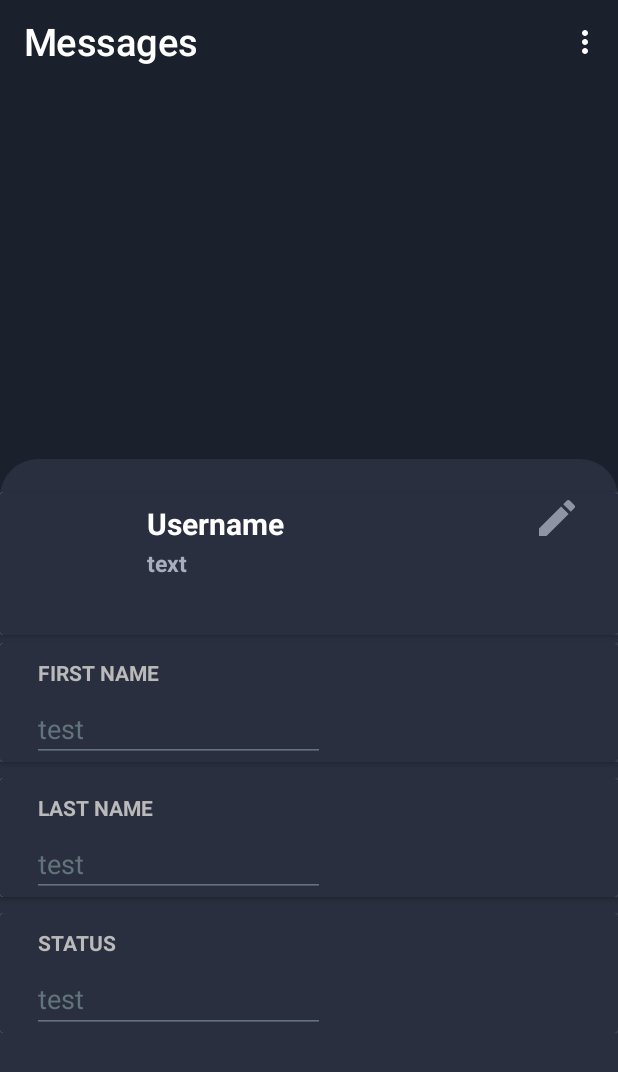
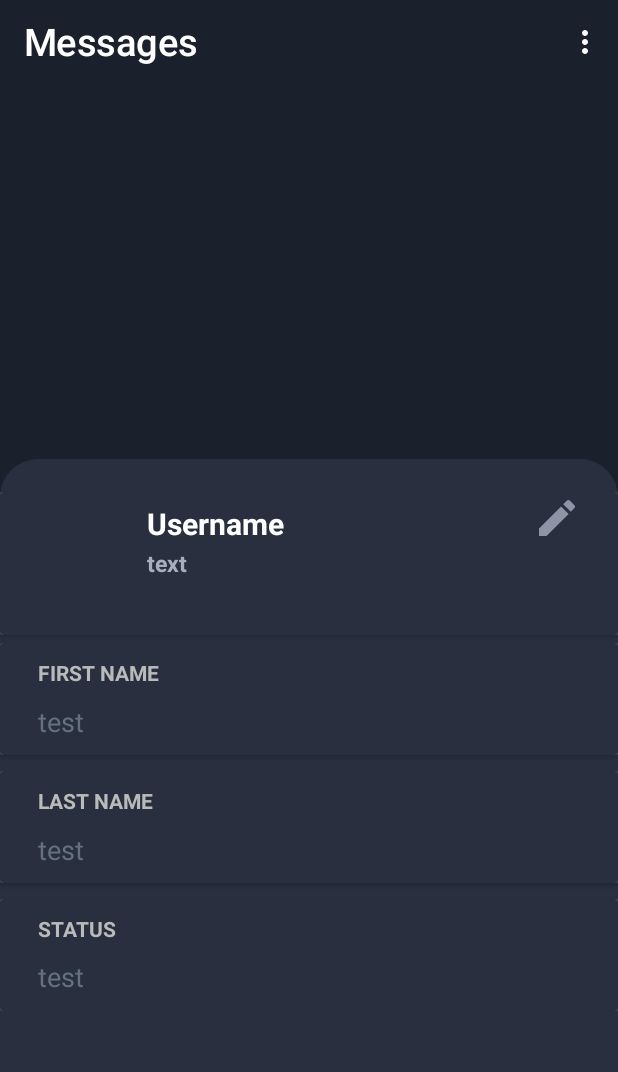
Before and after one commit to OhadLavi/Chatapp, an Android app: the screen it shows after launch once a user with an empty profile is signed in (Dashboard), in the options menu, after a tap on "Profile", on a phone screen of 412 x 824 dp. Shown: the top 1072 px of the screen. Run offline under Robolectric (Android 15) with nearby library versions, the phone set to English and light mode, and no system bars; our stand-ins replace CircleImageView, Firebase (no records; nobody signed in at launch, a user with empty details on screens opened directly), Picasso, data binding, sdp/ssp sizes; Roboto replaces fonts that are not available here.

Commit message:
- User can edit his profile - Foreground service with notification when new user registered - Fixed timestamp on chats

```diff
--- a/app/src/main/java/com/example/Dashboard.java
+++ b/app/src/main/java/com/example/Dashboard.java
@@ -39,6 +39,7 @@ public class Dashboard extends AppCompatActivity {
     private UserAdapter userAdapter;
     private List<UserModel> mUsers;
     private String myID;
+    private Utils utils;
     @Override
     public void onBackPressed() { //methode to deal with back button press
         //Toast.makeText(this, "test", Toast.LENGTH_SHORT).show();
@@ -62,7 +63,6 @@ public class Dashboard extends AppCompatActivity {
         recyclerView.setHasFixedSize(true);
         recyclerView.setLayoutManager(new LinearLayoutManager(this)); //define recycle view to use linear layout
         mUsers = new ArrayList<>(); //crete an array list of users according the UserModel POJO
-
         SearchView searchView = findViewById(R.id.contactSearchView); //define the search bar on the top of the dashboard view
         SearchView.SearchAutoComplete theTextArea = searchView.findViewById(androidx.appcompat.R.id.search_src_text);
         theTextArea.setTextColor(getResources().getColor(R.color.white));
@@ -71,7 +71,7 @@ public class Dashboard extends AppCompatActivity {
 //        theTextArea.setCursorVisible(true);
         ImageView ivClose = searchView.findViewById(search_close_btn);
         ivClose.setColorFilter(ContextCompat.getColor(getApplicationContext(), R.color.white), android.graphics.PorterDuff.Mode.SRC_IN);
-
+        utils = new Utils();
         ReadUsers(); //call ReadUsers methode
     }
 
@@ -130,4 +130,17 @@ public class Dashboard extends AppCompatActivity {
         }
         return true;
     }
+
+    @Override
+    protected void onResume() {
+        utils.updateOnlineStatus("online");
+        super.onResume();
+    }
+
+    @Override
+    protected void onPause() {
+        utils.updateOnlineStatus(String.valueOf(System.currentTimeMillis()));
+        super.onPause();
+    }
+
 }
--- a/app/src/main/java/com/example/Fragments/UserData.java
+++ b/app/src/main/java/com/example/Fragments/UserData.java
@@ -25,6 +25,7 @@ import android.widget.EditText;
 import android.widget.Toast;
 
 import com.example.Dashboard;
+import com.example.ForegroundService;
 import com.example.Utils;
 import com.example.project3.R;
 import com.example.project3.databinding.FragmentUserDataBinding;
@@ -165,6 +166,8 @@ public class UserData extends Fragment {
                                 editor.putString("username", firstName + " " + lastName).apply(); //save user's first and last name in Shared Preferences
                                 editor.putString("userImage", url).apply(); //save user's image url in Shared Preferences
                                 Intent intent = new Intent(getContext(), Dashboard.class); //crate and start new intent with the dashboard
+                                Intent serviceIntent = new Intent(getActivity(), ForegroundService.class);
+                                ContextCompat.startForegroundService(getContext(), serviceIntent);
                                 startActivity(intent);
                                 getActivity().finish(); //finish current fragment
                             } else
--- a/app/src/main/java/com/example/Utils.java
+++ b/app/src/main/java/com/example/Utils.java
@@ -10,9 +10,16 @@ import android.view.inputmethod.InputMethodManager;
 import androidx.core.app.ActivityCompat;
 import androidx.core.content.ContextCompat;
 
+import com.google.firebase.auth.FirebaseAuth;
+import com.google.firebase.database.DatabaseReference;
+import com.google.firebase.database.FirebaseDatabase;
+
 import java.text.SimpleDateFormat;
 import java.util.Calendar;
+import java.util.Date;
+import java.util.HashMap;
 import java.util.Locale;
+import java.util.TimeZone;
 
 public class Utils {
     private static final int SECOND_MILLIS = 1000;
@@ -26,7 +33,13 @@ public class Utils {
     }
     public String currentDate() { //return the date of today in the format sdf as defined below
         Calendar calendar = Calendar.getInstance();
-        return sdf().format(calendar.getTimeInMillis());
+        Date date = calendar.getTime();
+        SimpleDateFormat df = new SimpleDateFormat("dd/MM/yyyy HH-mm-ss", Locale.FRENCH);
+        df.setTimeZone(TimeZone.getTimeZone("Asia/Jerusalem"));
+        return df.format(date);
+        //return sdf().format(calendar.getTimeInMillis());
+        //calendar.setTimeZone(TimeZone.getTimeZone(timezone));
+
     }
     public static SimpleDateFormat sdf() {
         return new SimpleDateFormat("yyyy-MM-dd hh-mm-ss a", Locale.FRENCH);
@@ -62,4 +75,13 @@ public class Utils {
     public void requestStorage(Activity activity) { //request user permission to read data from external storage
         ActivityCompat.requestPermissions(activity, new String[]{Manifest.permission.READ_EXTERNAL_STORAGE, Manifest.permission.WRITE_EXTERNAL_STORAGE}, 2000);
     }
+
+    public void updateOnlineStatus(String online) {
+        //if (!online.equals("online"))
+        //    online = getTimeAgo(online);
+        DatabaseReference databaseReference = FirebaseDatabase.getInstance().getReference("Users").child(FirebaseAuth.getInstance().getCurrentUser().getUid());
+        HashMap<String, Object> map = new HashMap<>();
+        map.put("online", online);
+        databaseReference.updateChildren(map);
+    }
 }
--- a/app/src/main/res/drawable-anydpi/ic_done_edit_profile.xml
+++ b/app/src/main/res/drawable-anydpi/ic_done_edit_profile.xml
@@ -3,14 +3,14 @@
     android:height="24dp"
     android:viewportWidth="24"
     android:viewportHeight="24"
-    android:tint="#FFFFFF"
+    android:tint="@color/editProfileImageColor"
     android:alpha="0.8">
   <group android:scaleX="1.3333334"
       android:scaleY="1.3333334"
       android:translateX="-4"
       android:translateY="-4">
     <path
-        android:fillColor="@android:color/white"
+        android:fillColor="@color/editProfileImageColor"
         android:pathData="M9,16.2L4.8,12l-1.4,1.4L9,19 21,7l-1.4,-1.4L9,16.2z"/>
   </group>
 </vector>
--- a/app/src/main/res/drawable-anydpi/ic_editprofile.xml
+++ b/app/src/main/res/drawable-anydpi/ic_editprofile.xml
@@ -11,7 +11,6 @@
       android:translateY="-4">
     <path
         android:fillColor="@color/editProfileImageColor"
-
         android:pathData="M3,17.25V21h3.75L17.81,9.94l-3.75,-3.75L3,17.25zM20.71,7.04c0.39,-0.39 0.39,-1.02 0,-1.41l-2.34,-2.34c-0.39,-0.39 -1.02,-0.39 -1.41,0l-1.83,1.83 3.75,3.75 1.83,-1.83z"/>
   </group>
 </vector>
--- a/app/src/main/res/drawable-anydpi/ic_upload_photo.xml
+++ b/app/src/main/res/drawable-anydpi/ic_upload_photo.xml
@@ -3,7 +3,7 @@
     android:height="24dp"
     android:viewportWidth="24"
     android:viewportHeight="24"
-    android:tint="#FFFFFF"
+    android:tint="@color/editProfileImageColor"
     android:alpha="0.8">
   <group android:scaleX="1.2"
       android:scaleY="1.2"
--- a/app/src/main/res/layout/fragment_profile.xml
+++ b/app/src/main/res/layout/fragment_profile.xml
@@ -136,7 +136,7 @@
                                 android:layout_height="wrap_content"
                                 android:layout_marginLeft="2dp"
                                 android:text="text"
-                                android:textColor="@color/chatDate"
+                                android:textColor="@color/phoneNumberProfile"
                                 android:textSize="15dp"
                                 android:textStyle="bold" />
                         </LinearLayout>
@@ -175,17 +175,14 @@
 
                     <EditText
                         android:id="@+id/profileFirstNameEdit"
+                        style="@style/EditTextStyle"
                         android:layout_width="wrap_content"
-                        android:layout_height="wrap_content"
+                        android:layout_height="40dp"
                         android:minWidth="@dimen/_150sdp"
                         android:layout_marginStart="21dp"
-                        android:backgroundTint="@color/text_color_primary"
+                        android:backgroundTint="@android:color/transparent"
                         android:inputType="none"
                         android:text="test"
-                        android:textColor="@color/text_color_primary"
-                        android:textColorHighlight="@color/text_color_primary"
-                        android:textColorHint="@color/text_color_primary"
-                        android:textColorLink="@color/text_color_primary"
                         android:textSize="@dimen/_14ssp"
                         android:paddingBottom="10dp" />
 
@@ -221,17 +218,14 @@
 
                     <EditText
                         android:id="@+id/profileLastNameEdit"
+                        style="@style/EditTextStyle"
                         android:layout_width="wrap_content"
-                        android:layout_height="wrap_content"
+                        android:layout_height="40dp"
                         android:minWidth="@dimen/_150sdp"
                         android:layout_marginStart="21dp"
-                        android:backgroundTint="@color/text_color_primary"
+                        android:backgroundTint="@android:color/transparent"
                         android:inputType="none"
                         android:text="test"
-                        android:textColor="@color/text_color_primary"
-                        android:textColorHighlight="@color/text_color_primary"
-                        android:textColorHint="@color/text_color_primary"
-                        android:textColorLink="@color/text_color_primary"
                         android:textSize="@dimen/_14ssp"
                         android:paddingBottom="10dp" />
 
@@ -249,8 +243,7 @@
                     android:layout_width="match_parent"
                     android:layout_height="match_parent"
                     android:background="@color/chatBackground"
-                    android:orientation="vertical"
-                    >
+                    android:orientation="vertical">
 
                     <TextView
                         android:layout_width="wrap_content"
@@ -271,17 +264,14 @@
 
                         <EditText
                             android:id="@+id/profileStatusEdit"
+                            style="@style/EditTextStyle"
                             android:layout_width="wrap_content"
-                            android:layout_height="wrap_content"
+                            android:layout_height="40dp"
+                            android:layout_marginStart="21dp"
+                            android:backgroundTint="@android:color/transparent"
+                            android:inputType="none"
                             android:minWidth="@dimen/_150sdp"
-                            android:layout_marginStart="21dp"
-                            android:backgroundTint="@color/text_color_primary"
-                            android:inputType="none"
                             android:text="test"
-                            android:textColor="@color/text_color_primary"
-                            android:textColorHighlight="@color/text_color_primary"
-                            android:textColorHint="@color/text_color_primary"
-                            android:textColorLink="@color/text_color_primary"
                             android:textSize="@dimen/_14ssp" />
 
                     </LinearLayout>
--- a/app/src/main/res/values/colors.xml
+++ b/app/src/main/res/values/colors.xml
@@ -11,7 +11,7 @@
     <color name ="lightGray">#BABABA</color>
     <color name="chatBubble">#1d282f</color>
     <color name="chatText">#63737c</color>
-    <color name="menu">#1d282f</color>
+    <color name="menu">#292f3f</color>
     <color name="menuText">#63737c</color>
     <color name="colorPrimary">#114c9e</color>
     <color name="test">#052147</color>
@@ -23,6 +23,7 @@
     <color name="secondary_text">#FFFFFFFF</color>
     <color name="input_color">#e0e0e0</color>
     <color name="error">#630606</color>
+    <color name="red">#ff0000</color>
     <color name="imagePicker">#2978A5</color>
     <color name="buttonColor">#2978A5</color>
     <color name="chatBackground">#292f3f</color>
@@ -30,10 +31,14 @@
     <color name="chatDate">#a8aebe</color>
     <color name="updatePhotoIcon">#a8aebe</color>
     <color name="chatMessage">#a8aebe</color>
+    <color name="phoneNumberProfile">#a8aebe</color>
     <color name="editProfileImageColor">#a8aebe</color>
+    <color name="editProfileEditTexts">#a8aebe</color>
     <color name="chatSearch">#292f3f</color>
     <color name="chatMessageInput">#3d4354</color>
     <color name="chatMessageTextColor">#9498a1</color>
     <color name="rightBubbleBackground">#7a8194</color>
     <color name="leftBubbleBackground">#373e4e</color>
+    <color name="colorAccent">#0000ff</color>
+    <color name="transparent">@android:color/transparent</color>
 </resources>
--- a/app/src/main/res/values/themes.xml
+++ b/app/src/main/res/values/themes.xml
@@ -29,10 +29,19 @@
         <item name="android:navigationBarColor">@color/chatBackground</item>
     </style>
 
+    <style name="EditTextStyle" parent="@android:style/TextAppearance.Widget.EditText">
+        <item name="android:textColor">@color/text_color_primary</item>
+        <item name="android:textSize">@dimen/_14ssp</item>
+    </style>
+
+    <style name="EditTextStyleEdited" parent="Widget.AppCompat.EditText">
+        <item name="android:textColor">@color/black</item>
+    </style>
+
     <style name="SettingsDialog" parent="Theme.AppCompat.Light.Dialog.Alert"> <!-- Used for the buttons -->
         <item name="android:textStyle">bold</item>
         <!-- Used for the title and text -->
-        <item name="android:textColorPrimary">@android:color/white</item>
+        <item name="android:textColorPrimary">@android:color/holo_red_dark</item>
         <!-- Used for the background -->
         <item name="android:background">#717172</item>
     </style>
```
Also changed, not shown: app/src/main/java/com/example/Adapter/ChatAdapter.java (+7 -5 lines), app/src/main/java/com/example/ChatActivity.java (+12 -0 lines), app/src/main/java/com/example/ForegroundService.java (added, +136 -0 lines), app/src/main/java/com/example/Fragments/Profile.java (+36 -18 lines), app/src/main/res/drawable/menu_popupmenu_background.xml (added, +9 -0 lines), app/src/main/res/drawable/pop_up_menu_bg_with_shadow.xml (added, +8 -0 lines).
